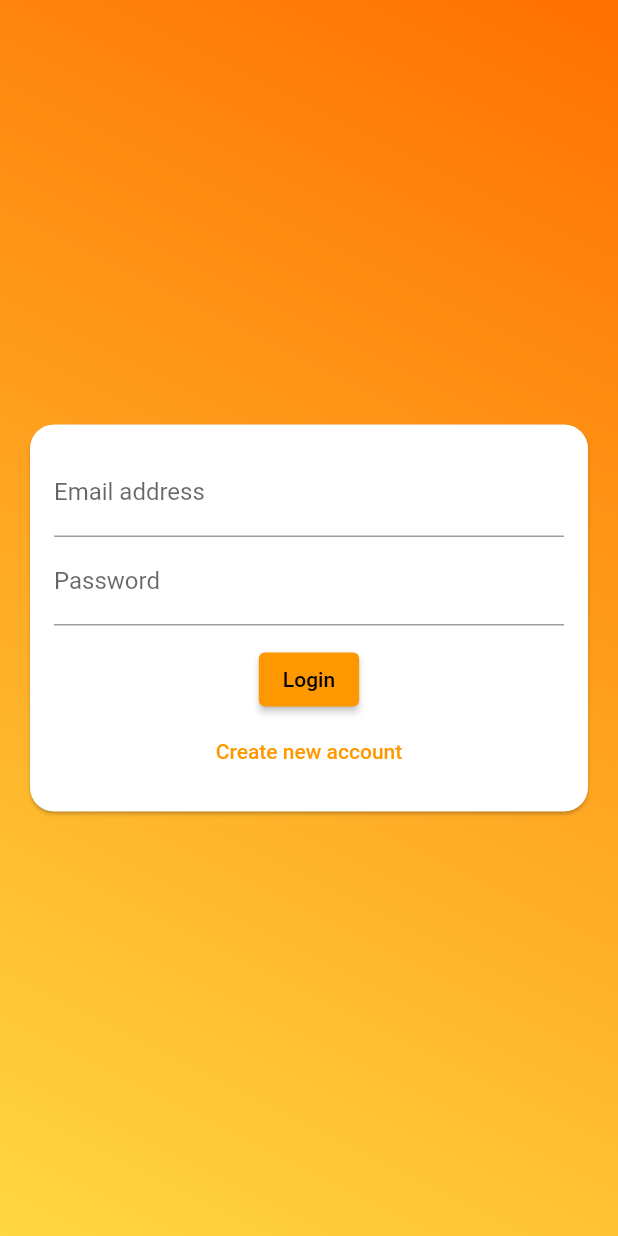
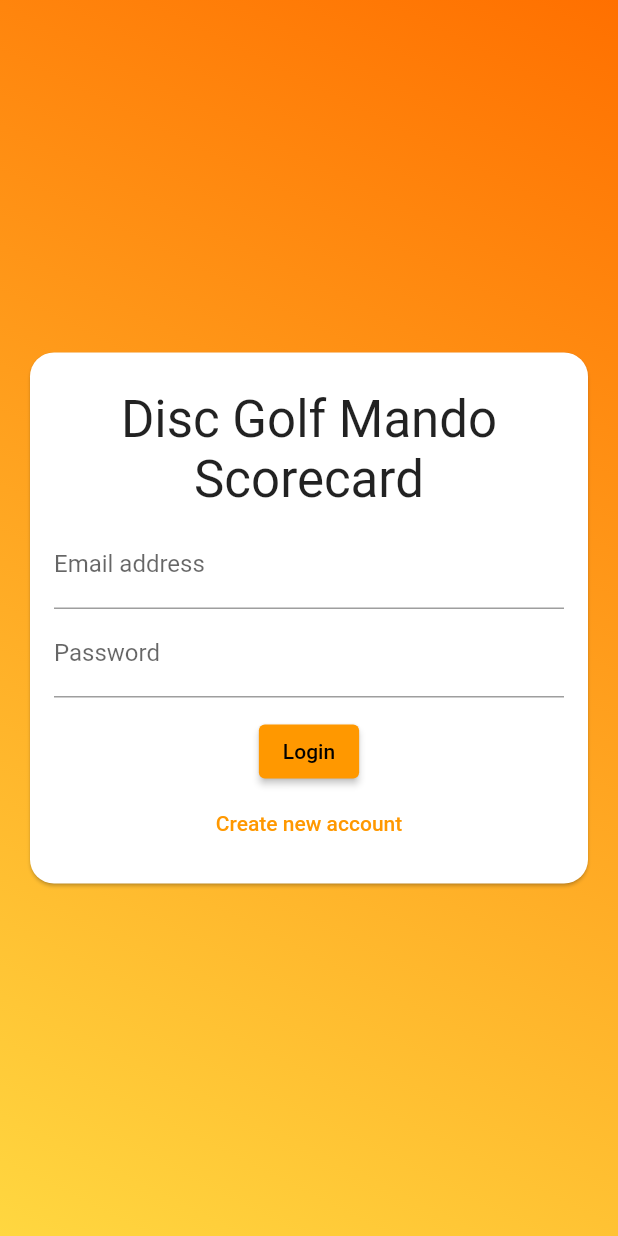
Before and after one commit to lhartman1/disc_golf, a Flutter app: the screen it shows after launch, on a phone screen of 412 x 824 dp. Run offline on Flutter 3.47's test engine with Material 2 defaults, Android fonts, the phone set to English and light mode, and no system bars; our stand-ins replace cloud_firestore, firebase_auth, firebase_core, firebase_storage, flutter_speed_dial, image_picker and 2 more; missing offline and left inert: qr_code_scanner; accounts and stored records are empty; generated files the repository leaves out were written again.

Commit message:
Add title to login page

```diff
--- a/lib/widgets/auth/auth_form.dart
+++ b/lib/widgets/auth/auth_form.dart
@@ -80,6 +80,17 @@ class _AuthFormState extends State<AuthForm> {
               child: Column(
                 mainAxisSize: MainAxisSize.min,
                 children: <Widget>[
+                  Padding(
+                    padding: const EdgeInsets.all(8.0),
+                    child: Text(
+                      'Disc Golf Mando Scorecard',
+                      style: Theme.of(context).textTheme.headline4?.copyWith(
+                            // This has a good color for both light and dark themes
+                            color: Theme.of(context).textTheme.bodyText1?.color,
+                          ),
+                      textAlign: TextAlign.center,
+                    ),
+                  ),
                   if (!_isLogin) UserImagePicker(_pickedImage),
                   TextFormField(
                     key: ValueKey('email'),
```
